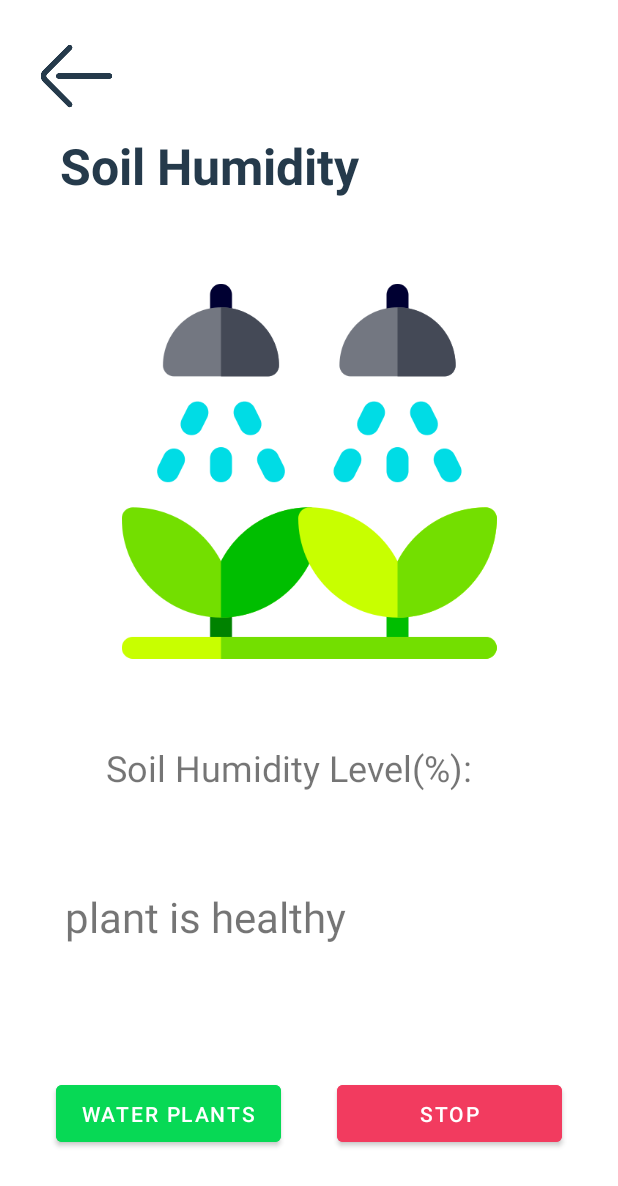
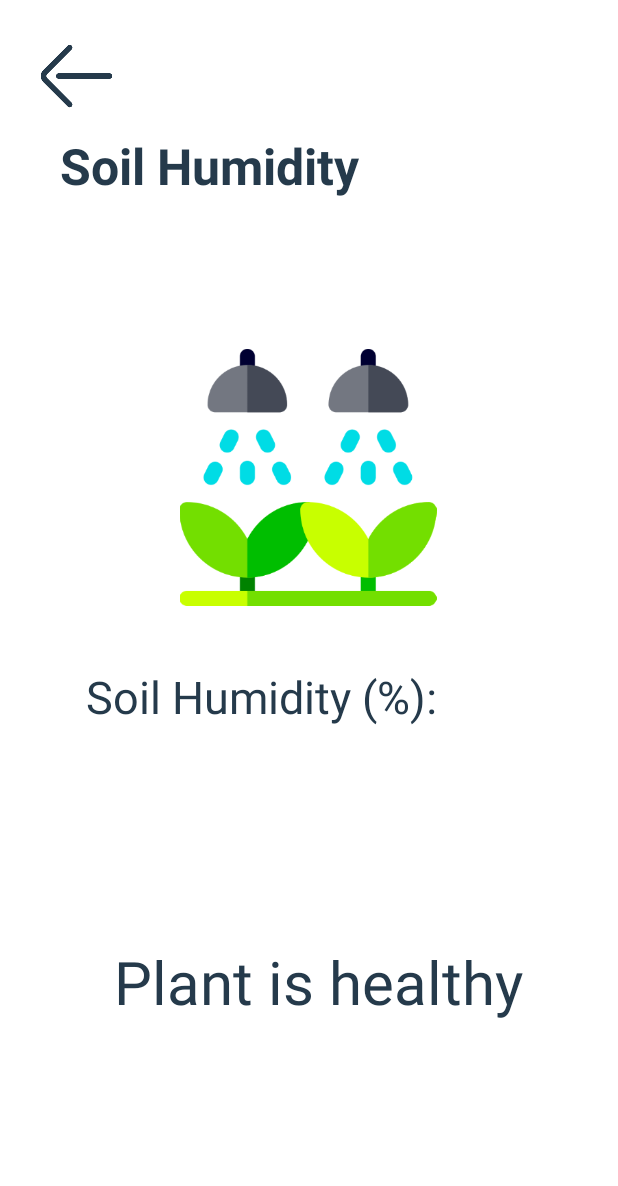
Before and after one commit to Jacky0111/BAIT-2123-Internet-of-Things-Assignment, an Android app: the layout activity_soil_humidity.xml on its own in the app's theme, with its tools: preview values and no code run, on a phone screen of 412 x 824 dp. Shown: the top 1186 px of the screen. Run offline under Robolectric (Android 15) with nearby library versions, the phone set to English and light mode, and no system bars.

Commit message:
LCC update

```diff
--- a/IoTAssignment/app/src/main/res/layout/activity_soil_humidity.xml
+++ b/IoTAssignment/app/src/main/res/layout/activity_soil_humidity.xml
@@ -5,8 +5,6 @@
     android:layout_width="match_parent"
     android:layout_height="match_parent"
     tools:context=".SoilHumidity">
-
-
 
     <ImageButton
         android:id="@+id/backButton"
@@ -34,59 +32,65 @@
         app:layout_constraintTop_toTopOf="parent" />
 
     <ImageView
-        android:id="@+id/plantImage"
+        android:id="@+id/soil_status"
+        android:layout_width="184dp"
+        android:layout_height="171dp"
+        android:layout_below="@+id/stockIn"
+        android:layout_centerInParent="true"
+        android:layout_marginTop="100dp"
+        app:layout_constraintEnd_toEndOf="parent"
+        app:layout_constraintHorizontal_bias="0.498"
+        app:layout_constraintStart_toStartOf="parent"
+        app:layout_constraintTop_toBottomOf="@+id/stockIn"
+        tools:srcCompat="@drawable/watering_plants"
+        android:contentDescription="@string/todo" />
+
+    <TextView
+        android:id="@+id/humidity_level"
         android:layout_width="wrap_content"
         android:layout_height="wrap_content"
-        app:layout_constraintBottom_toTopOf="@+id/soilHumidityLevel"
+        android:layout_below="@+id/stockIn"
+        android:layout_centerInParent="true"
+        android:layout_marginTop="40dp"
+        android:layout_marginEnd="64dp"
+        android:text="@string/soil_humid"
+        android:textColor="#253A4B"
+        android:textSize="30sp"
         app:layout_constraintEnd_toEndOf="parent"
         app:layout_constraintStart_toStartOf="parent"
-        app:layout_constraintTop_toBottomOf="@+id/stockIn"
-        app:srcCompat="@drawable/watering_plants" />
+        app:layout_constraintTop_toBottomOf="@+id/soil_status" />
 
     <TextView
-        android:id="@+id/soilHumidityLevel"
-        android:layout_width="271dp"
-        android:layout_height="40dp"
-        android:text="Soil Humidity Level(%):"
-        android:textSize="24sp"
-        app:layout_constraintBottom_toTopOf="@+id/soilStatus"
+        android:id="@+id/humid_percent"
+        android:layout_width="wrap_content"
+        android:layout_height="wrap_content"
+        android:layout_below="@+id/stockIn"
+        android:layout_centerInParent="true"
+        android:layout_marginTop="443dp"
+        android:layout_marginEnd="24dp"
+        android:text=""
+        android:textColor="#253A4B"
+        android:textSize="30sp"
         app:layout_constraintEnd_toEndOf="parent"
+        app:layout_constraintHorizontal_bias="0.949"
         app:layout_constraintStart_toStartOf="parent"
-        app:layout_constraintTop_toBottomOf="@+id/plantImage" />
+        app:layout_constraintTop_toBottomOf="@+id/soil_status"
+        app:layout_constraintTop_toTopOf="parent" />
 
     <TextView
-        android:id="@+id/soilStatus"
-        android:layout_width="325dp"
-        android:layout_height="69dp"
-        android:text="plant is healthy"
-        android:textSize="28sp"
-        app:layout_constraintBottom_toTopOf="@+id/water_plants_button"
-        app:layout_constraintEnd_toEndOf="parent"
-        app:layout_constraintStart_toStartOf="parent"
-        app:layout_constraintTop_toBottomOf="@+id/soilHumidityLevel" />
-
-    <Button
-        android:id="@+id/water_plants_button"
-        android:layout_width="150dp"
-        android:layout_height="50dp"
-        android:backgroundTint="#07D955"
-        android:text="water plants"
-        app:layout_constraintBottom_toBottomOf="parent"
-        app:layout_constraintEnd_toStartOf="@+id/stop_water_button"
-        app:layout_constraintStart_toStartOf="parent"
-        app:layout_constraintTop_toBottomOf="@+id/soilStatus" />
-
-    <Button
-        android:id="@+id/stop_water_button"
-        android:layout_width="150dp"
-        android:layout_height="50dp"
-        android:backgroundTint="#F23B5F"
-        android:drawableTint="#FFFFFF"
-        android:text="Stop"
+        android:id="@+id/tv_msg2"
+        android:layout_width="wrap_content"
+        android:layout_height="wrap_content"
+        android:layout_below="@+id/humid_percent"
+        android:layout_centerInParent="true"
+        android:text="@string/plant_is_healthy"
+        android:textColor="#253A4B"
+        android:textSize="40sp"
         app:layout_constraintBottom_toBottomOf="parent"
         app:layout_constraintEnd_toEndOf="parent"
-        app:layout_constraintStart_toEndOf="@+id/water_plants_button"
-        app:layout_constraintTop_toBottomOf="@+id/soilStatus" />
+        app:layout_constraintHorizontal_bias="0.547"
+        app:layout_constraintStart_toStartOf="parent"
+        app:layout_constraintTop_toBottomOf="@+id/humid_percent" />
 
 
 </androidx.constraintlayout.widget.ConstraintLayout>
--- a/IoTAssignment/app/src/main/res/values/strings.xml
+++ b/IoTAssignment/app/src/main/res/values/strings.xml
@@ -64,4 +64,8 @@
     <string name="farm_is_safe">Farm is safe</string>
     <string name="distance_meter">Distance (m)</string>
     <string name="intruder_status">Intruder Status</string>
+    <string name="soil_humid">Soil Humidity (%):</string>
+    <string name="todo">TODO</string>
+    <string name="percent">-</string>
+    <string name="plant_is_healthy">Plant is healthy</string>
 </resources>
```
Also changed, not shown: IoTAssignment/app/src/main/java/com/example/myapplication/MainActivity.kt (+4 -4 lines), IoTAssignment/app/src/main/java/com/example/myapplication/SoilHumidity.kt (+24 -19 lines), IoTAssignment/app/src/main/res/drawable-hdpi/group_2.png (deleted), IoTAssignment/app/src/main/res/drawable-ldpi/group_2.png (deleted), IoTAssignment/app/src/main/res/drawable-mdpi/group_2.png (deleted), IoTAssignment/app/src/main/res/drawable-xhdpi/group_2.png (deleted), IoTAssignment/app/src/main/res/drawable-xxhdpi/group_2.png (deleted), IoTAssignment/app/src/main/res/drawable-xxxhdpi/group_2.png (deleted).
